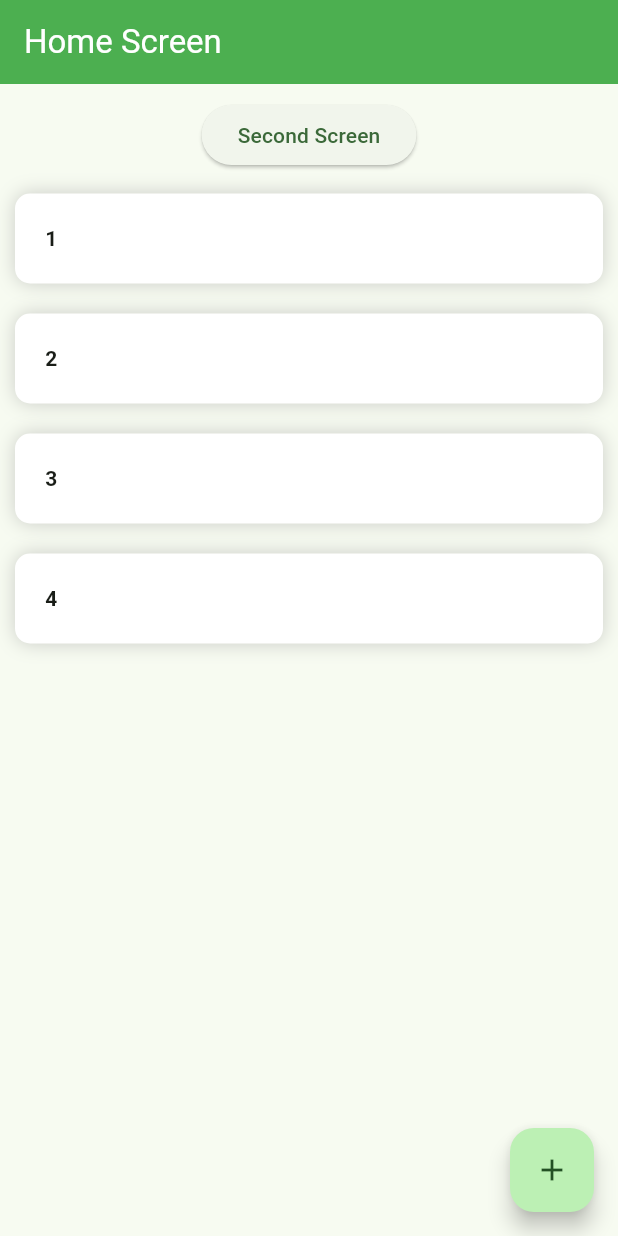
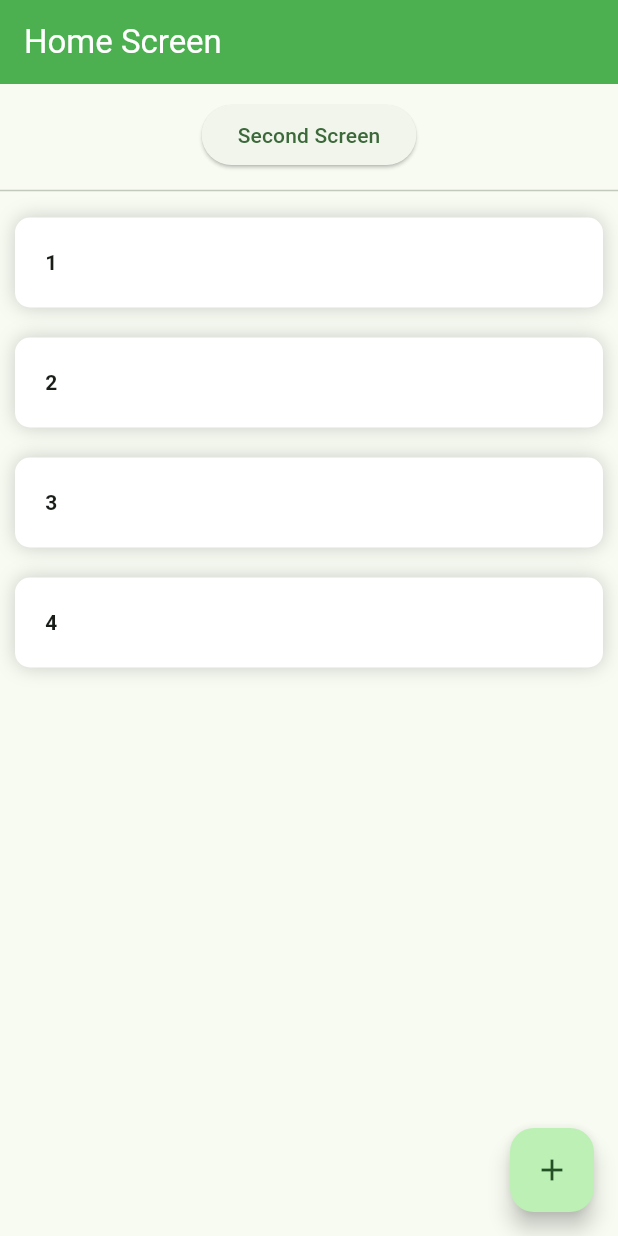
Before and after one commit to harshadekawade/flutter_provider_example, a Flutter app: the screen it shows after launch, on a phone screen of 412 x 824 dp. Run offline on Flutter 3.47's test engine with Material 3 defaults, Android fonts, the phone set to English and light mode, and no system bars; Roboto replaces fonts that are missing (Georgia).

```diff
--- a/lib/home.dart
+++ b/lib/home.dart
@@ -29,8 +29,10 @@ class _HomeScreenState extends State<HomeScreen> {
                   },
                   child: const Text("Second Screen")),
               const SizedBox(height: 5),
+              const Divider(),
               Expanded(
                 child: ListView.builder(
+                    padding: const EdgeInsets.only(bottom: 50),
                     itemCount: listProviderModel.numbers.length,
                     itemBuilder: (context, i) => Container(
                         padding: const EdgeInsets.all(20),
--- a/lib/main.dart
+++ b/lib/main.dart
@@ -14,6 +14,7 @@ class MyApp extends StatelessWidget {
     return MultiProvider(
       providers: [ChangeNotifierProvider(create: (context) => ListProvider())],
       child: MaterialApp(
+        debugShowCheckedModeBanner: false,
         theme: ThemeData(
           brightness: Brightness.light,
           primaryColor: primaryColor,
```
